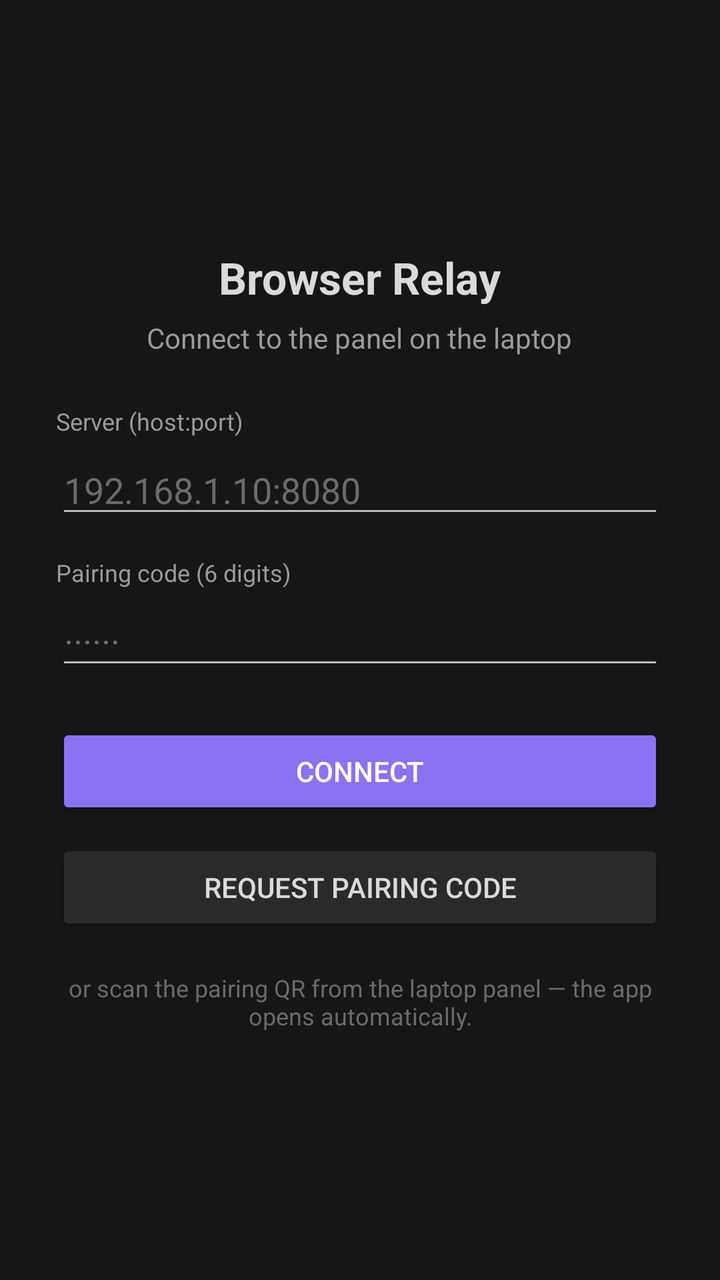
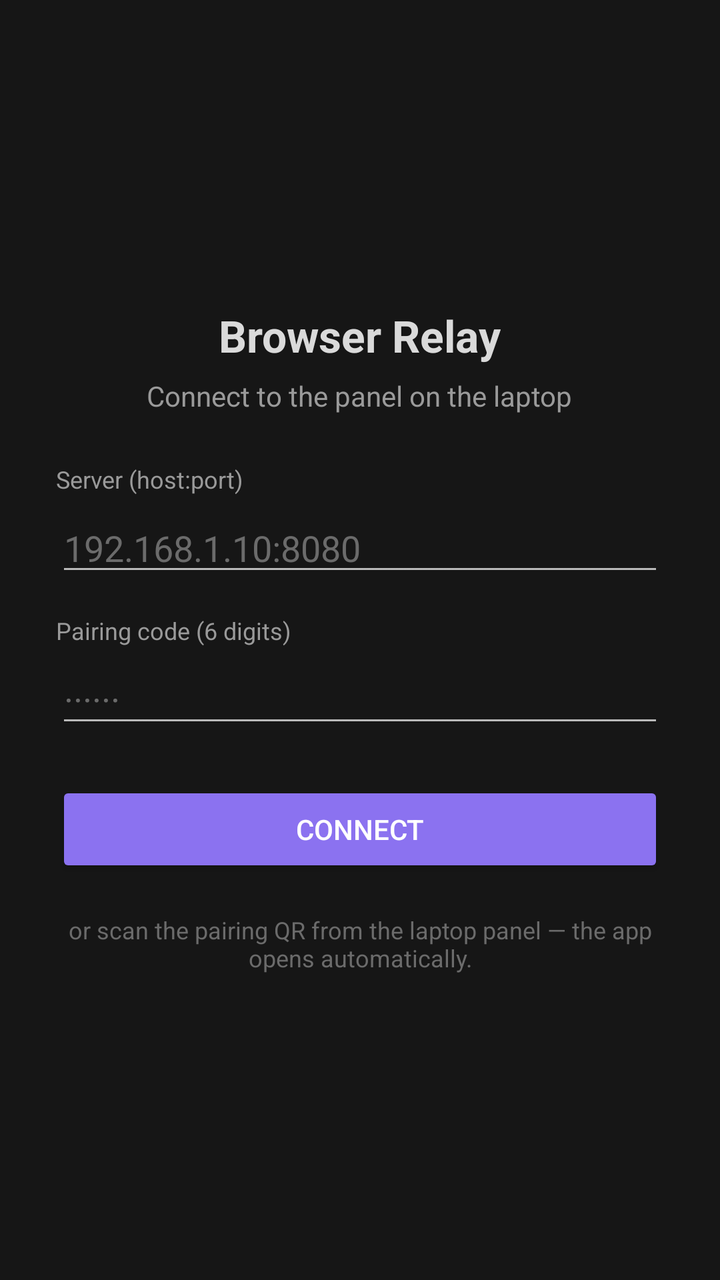

Before-and-after screenshots of an Android layout around one commit, followed by the original layout XML and the change that was made.
<!-- AndroidManifest.xml: application theme android:Theme.Material.NoActionBar -->
<!-- res/layout/activity_connect.xml -->
<?xml version="1.0" encoding="utf-8"?>
<LinearLayout xmlns:android="http://schemas.android.com/apk/res/android"
    android:layout_width="match_parent"
    android:layout_height="match_parent"
    android:orientation="vertical"
    android:gravity="center"
    android:padding="28dp"
    android:background="#161616">

    <TextView
        android:layout_width="wrap_content"
        android:layout_height="wrap_content"
        android:text="Browser Relay"
        android:textColor="#DADADA"
        android:textSize="22sp"
        android:textStyle="bold" />

    <TextView
        android:layout_width="wrap_content"
        android:layout_height="wrap_content"
        android:layout_marginTop="6dp"
        android:layout_marginBottom="24dp"
        android:text="Connect to the panel on the laptop"
        android:textColor="#9A9A9A"
        android:textSize="14sp" />

    <TextView
        android:layout_width="match_parent"
        android:layout_height="wrap_content"
        android:text="Server (host:port)"
        android:textColor="#9A9A9A"
        android:textSize="12sp" />

    <EditText
        android:id="@+id/hostInput"
        android:layout_width="match_parent"
        android:layout_height="wrap_content"
        android:layout_marginTop="4dp"
        android:layout_marginBottom="14dp"
        android:hint="192.168.1.10:8080"
        android:textColor="#DADADA"
        android:textColorHint="#6B6B6B"
        android:inputType="textUri"
        android:singleLine="true" />

    <TextView
        android:layout_width="match_parent"
        android:layout_height="wrap_content"
        android:text="Pairing code (6 digits)"
        android:textColor="#9A9A9A"
        android:textSize="12sp" />

    <EditText
        android:id="@+id/tokenInput"
        android:layout_width="match_parent"
        android:layout_height="wrap_content"
        android:layout_marginTop="4dp"
        android:layout_marginBottom="22dp"
        android:hint="······"
        android:textColor="#DADADA"
        android:textColorHint="#6B6B6B"
        android:inputType="number"
        android:maxLength="6"
        android:singleLine="true" />

    <Button
        android:id="@+id/connectBtn"
        android:layout_width="match_parent"
        android:layout_height="wrap_content"
        android:text="Connect"
        android:backgroundTint="#8B72F0"
        android:textColor="#FFFFFF" />

    <Button
        android:id="@+id/requestBtn"
        android:layout_width="match_parent"
        android:layout_height="wrap_content"
        android:layout_marginTop="10dp"
        android:text="Request Pairing Code"
        android:backgroundTint="#2A2A2A"
        android:textColor="#DADADA" />

    <TextView
        android:layout_width="match_parent"
        android:layout_height="wrap_content"
        android:layout_marginTop="18dp"
        android:text="or scan the pairing QR from the laptop panel — the app opens automatically."
        android:textColor="#6B6B6B"
        android:textSize="12sp"
        android:gravity="center" />

</LinearLayout>
<!-- resources referenced by this layout -->
<resources>

</resources>

<!-- the commit's change to res/layout/activity_connect.xml (unified diff, before → after) -->
@@ -71,15 +71,6 @@
         android:backgroundTint="#8B72F0"
         android:textColor="#FFFFFF" />
 
-    <Button
-        android:id="@+id/requestBtn"
-        android:layout_width="match_parent"
-        android:layout_height="wrap_content"
-        android:layout_marginTop="10dp"
-        android:text="Request Pairing Code"
-        android:backgroundTint="#2A2A2A"
-        android:textColor="#DADADA" />
-
     <TextView
         android:layout_width="match_parent"
         android:layout_height="wrap_content"
